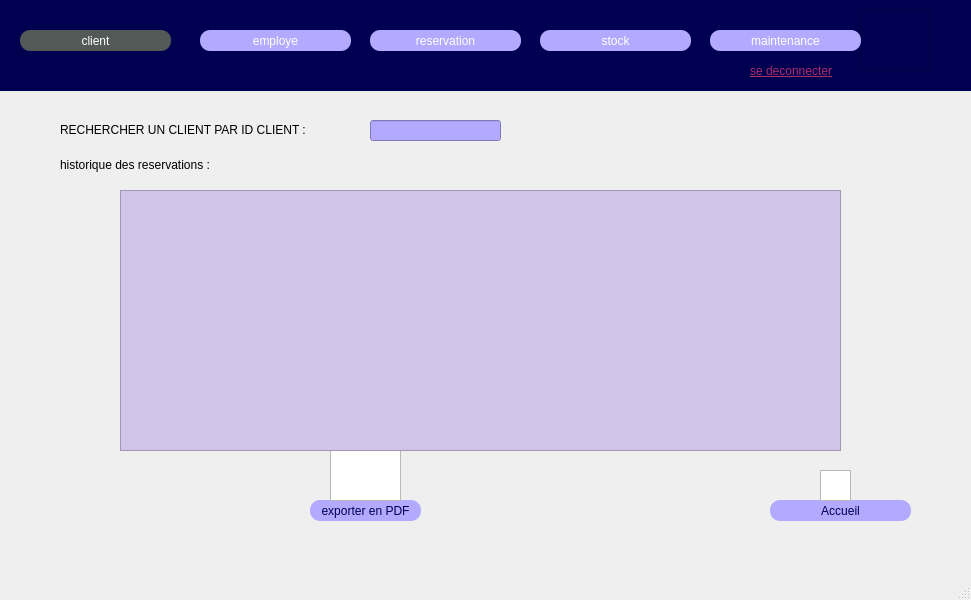
Qt form mainwindow.ui (ProjetCpp-2425/projetcpp-smarthotel) before a commit.
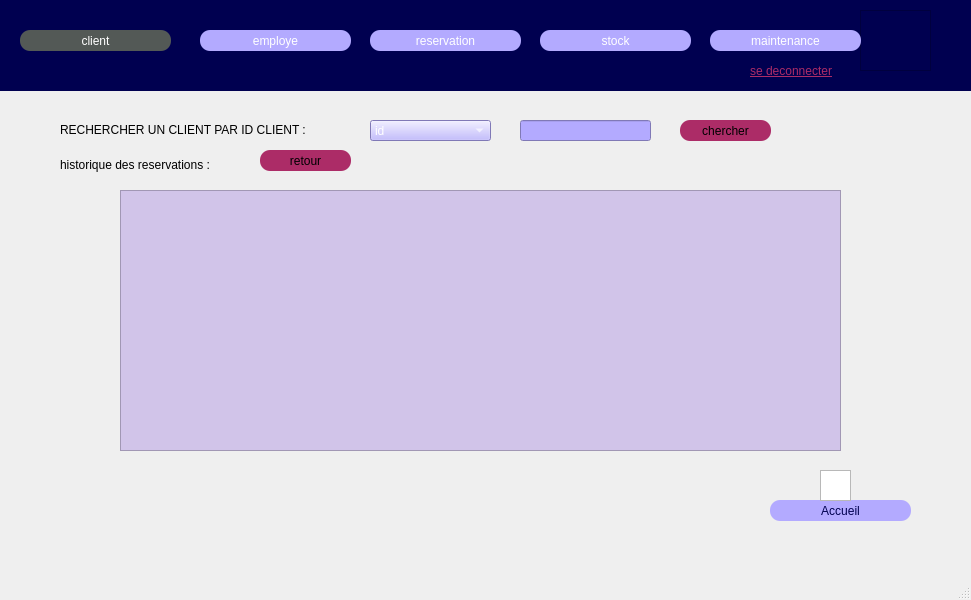
The same form after that commit. The open tabs and pages were chosen to show the change. Icons and pictures are not drawn.

Diff of the .ui file:
```diff
--- a/mainwindow.ui
+++ b/mainwindow.ui
@@ -1435,7 +1435,7 @@
      <widget class="QLineEdit" name="lineEdit_15">
       <property name="geometry">
        <rect>
-        <x>370</x>
+        <x>520</x>
         <y>120</y>
         <width>131</width>
         <height>21</height>
@@ -1446,41 +1446,6 @@
 background-color: rgb(179, 170, 255);</string>
       </property>
      </widget>
-     <widget class="QPushButton" name="buttonexporter_2">
-      <property name="geometry">
-       <rect>
-        <x>310</x>
-        <y>500</y>
-        <width>111</width>
-        <height>21</height>
-       </rect>
-      </property>
-      <property name="styleSheet">
-       <string notr="true">font: 9pt &quot;Segoe UI&quot;;
-color: rgb(0, 0, 80);
-font: 700 10pt &quot;Segoe UI&quot;;
-background-color: rgb(179, 170, 255);
- 
- 
-border-radius:10px;</string>
-      </property>
-      <property name="text">
-       <string>exporter en PDF</string>
-      </property>
-     </widget>
-     <widget class="QGraphicsView" name="graphicsView_11">
-      <property name="geometry">
-       <rect>
-        <x>330</x>
-        <y>450</y>
-        <width>71</width>
-        <height>51</height>
-       </rect>
-      </property>
-      <property name="styleSheet">
-       <string notr="true">border-image: url(:/461186877_2244204025964463_8596233747044438081_n.png);</string>
-      </property>
-     </widget>
      <widget class="QGraphicsView" name="graphicsView_15">
       <property name="geometry">
        <rect>
@@ -1509,6 +1474,70 @@
 </string>
       </property>
      </widget>
+     <widget class="QPushButton" name="chercher_2">
+      <property name="geometry">
+       <rect>
+        <x>680</x>
+        <y>120</y>
+        <width>91</width>
+        <height>21</height>
+       </rect>
+      </property>
+      <property name="styleSheet">
+       <string notr="true">background-color: rgb(172, 44, 103);
+border-radius:10px;
+font: 700 10pt &quot;Segoe UI&quot;;
+</string>
+      </property>
+      <property name="text">
+       <string>chercher</string>
+      </property>
+     </widget>
+     <widget class="QComboBox" name="recherche_2">
+      <property name="geometry">
+       <rect>
+        <x>370</x>
+        <y>120</y>
+        <width>121</width>
+        <height>21</height>
+       </rect>
+      </property>
+      <property name="styleSheet">
+       <string notr="true">background-color: rgb(179, 170, 255);
+
+color: rgb(255, 255, 255);
+</string>
+      </property>
+      <item>
+       <property name="text">
+        <string>id</string>
+       </property>
+      </item>
+      <item>
+       <property name="text">
+        <string>nom</string>
+       </property>
+      </item>
+     </widget>
+     <widget class="QPushButton" name="retour">
+      <property name="geometry">
+       <rect>
+        <x>260</x>
+        <y>150</y>
+        <width>91</width>
+        <height>21</height>
+       </rect>
+      </property>
+      <property name="styleSheet">
+       <string notr="true">background-color: rgb(172, 44, 103);
+border-radius:10px;
+font: 700 10pt &quot;Segoe UI&quot;;
+</string>
+      </property>
+      <property name="text">
+       <string>retour</string>
+      </property>
+     </widget>
     </widget>
    </widget>
   </widget>
```
Left out of the diff: 136 changed lines with no effect on the pictures.
